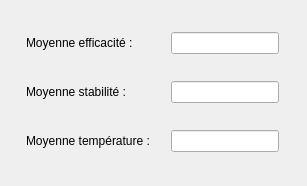
faniryxx/LED-Tester, file LED-Tester/saverefdialog.ui: the form before one commit.
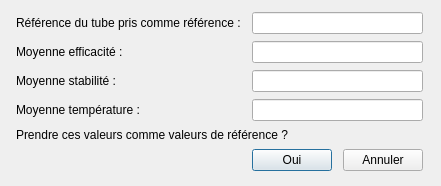
The form after the commit.

Commit message: Passage de références fonctionnel entre les 3 classes

```diff
--- a/LED-Tester/saverefdialog.ui
+++ b/LED-Tester/saverefdialog.ui
@@ -6,7 +6,7 @@
    <rect>
     <x>0</x>
     <y>0</y>
-    <width>307</width>
+    <width>441</width>
     <height>186</height>
    </rect>
   </property>
@@ -23,63 +23,131 @@
    <bool>true</bool>
   </property>
   <layout class="QGridLayout" name="gridLayout">
-   <item row="0" column="1">
-    <widget class="QLineEdit" name="efficaciteRefLineEdit">
+   <item row="5" column="0" colspan="2">
+    <widget class="QLabel" name="label_5">
      <property name="sizePolicy">
-      <sizepolicy hsizetype="Fixed" vsizetype="Fixed">
+      <sizepolicy hsizetype="Preferred" vsizetype="Fixed">
        <horstretch>0</horstretch>
        <verstretch>0</verstretch>
       </sizepolicy>
      </property>
-     <property name="readOnly">
-      <bool>true</bool>
+     <property name="text">
+      <string>Prendre ces valeurs comme valeurs de référence ?</string>
      </property>
     </widget>
    </item>
-   <item row="1" column="0">
+   <item row="2" column="0">
     <widget class="QLabel" name="label_2">
      <property name="text">
       <string>Moyenne stabilité :</string>
      </property>
     </widget>
    </item>
-   <item row="1" column="1">
-    <widget class="QLineEdit" name="stabiliteRefLineEdit">
-     <property name="sizePolicy">
-      <sizepolicy hsizetype="Fixed" vsizetype="Fixed">
-       <horstretch>0</horstretch>
-       <verstretch>0</verstretch>
-      </sizepolicy>
-     </property>
-     <property name="readOnly">
-      <bool>true</bool>
-     </property>
-    </widget>
-   </item>
-   <item row="0" column="0">
-    <widget class="QLabel" name="label">
-     <property name="sizePolicy">
-      <sizepolicy hsizetype="Fixed" vsizetype="Fixed">
-       <horstretch>0</horstretch>
-       <verstretch>0</verstretch>
-      </sizepolicy>
-     </property>
-     <property name="text">
-      <string>Moyenne efficacité :</string>
-     </property>
-    </widget>
-   </item>
-   <item row="2" column="0">
+   <item row="3" column="0">
     <widget class="QLabel" name="label_3">
      <property name="text">
       <string>Moyenne température :</string>
      </property>
     </widget>
    </item>
-   <item row="2" column="1">
+   <item row="0" column="0">
+    <widget class="QLabel" name="label_4">
+     <property name="sizePolicy">
+      <sizepolicy hsizetype="Fixed" vsizetype="Fixed">
+       <horstretch>0</horstretch>
+       <verstretch>0</verstretch>
+      </sizepolicy>
+     </property>
+     <property name="text">
+      <string>Référence du tube pris comme référence :</string>
+     </property>
+    </widget>
+   </item>
+   <item row="3" column="1" colspan="2">
     <widget class="QLineEdit" name="temperatureRefLineEdit">
      <property name="sizePolicy">
+      <sizepolicy hsizetype="Preferred" vsizetype="Fixed">
+       <horstretch>0</horstretch>
+       <verstretch>0</verstretch>
+      </sizepolicy>
+     </property>
+     <property name="readOnly">
+      <bool>true</bool>
+     </property>
+    </widget>
+   </item>
+   <item row="1" column="0">
+    <widget class="QLabel" name="label">
+     <property name="sizePolicy">
       <sizepolicy hsizetype="Fixed" vsizetype="Fixed">
+       <horstretch>0</horstretch>
+       <verstretch>0</verstretch>
+      </sizepolicy>
+     </property>
+     <property name="text">
+      <string>Moyenne efficacité :</string>
+     </property>
+    </widget>
+   </item>
+   <item row="6" column="1">
+    <widget class="QPushButton" name="confirmerRef">
+     <property name="sizePolicy">
+      <sizepolicy hsizetype="Fixed" vsizetype="Fixed">
+       <horstretch>0</horstretch>
+       <verstretch>0</verstretch>
+      </sizepolicy>
+     </property>
+     <property name="text">
+      <string>Oui</string>
+     </property>
+     <property name="flat">
+      <bool>false</bool>
+     </property>
+    </widget>
+   </item>
+   <item row="6" column="2">
+    <widget class="QPushButton" name="annulerRef">
+     <property name="sizePolicy">
+      <sizepolicy hsizetype="Fixed" vsizetype="Fixed">
+       <horstretch>0</horstretch>
+       <verstretch>0</verstretch>
+      </sizepolicy>
+     </property>
+     <property name="text">
+      <string>Annuler</string>
+     </property>
+    </widget>
+   </item>
+   <item row="2" column="1" colspan="2">
+    <widget class="QLineEdit" name="stabiliteRefLineEdit">
+     <property name="sizePolicy">
+      <sizepolicy hsizetype="Preferred" vsizetype="Fixed">
+       <horstretch>0</horstretch>
+       <verstretch>0</verstretch>
+      </sizepolicy>
+     </property>
+     <property name="readOnly">
+      <bool>true</bool>
+     </property>
+    </widget>
+   </item>
+   <item row="1" column="1" colspan="2">
+    <widget class="QLineEdit" name="efficaciteRefLineEdit">
+     <property name="sizePolicy">
+      <sizepolicy hsizetype="Preferred" vsizetype="Fixed">
+       <horstretch>0</horstretch>
+       <verstretch>0</verstretch>
+      </sizepolicy>
+     </property>
+     <property name="readOnly">
+      <bool>true</bool>
+     </property>
+    </widget>
+   </item>
+   <item row="0" column="1" colspan="2">
+    <widget class="QLineEdit" name="refLineEdit">
+     <property name="sizePolicy">
+      <sizepolicy hsizetype="Preferred" vsizetype="Fixed">
        <horstretch>0</horstretch>
        <verstretch>0</verstretch>
       </sizepolicy>
```
The commit also changes 7 other files.
